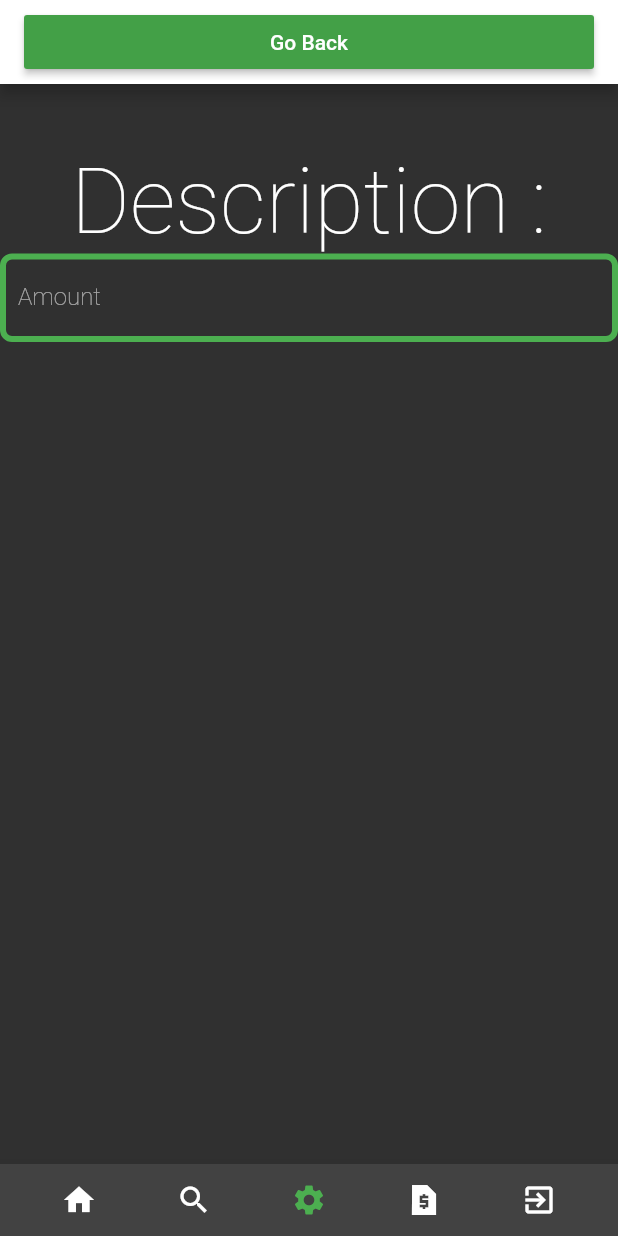
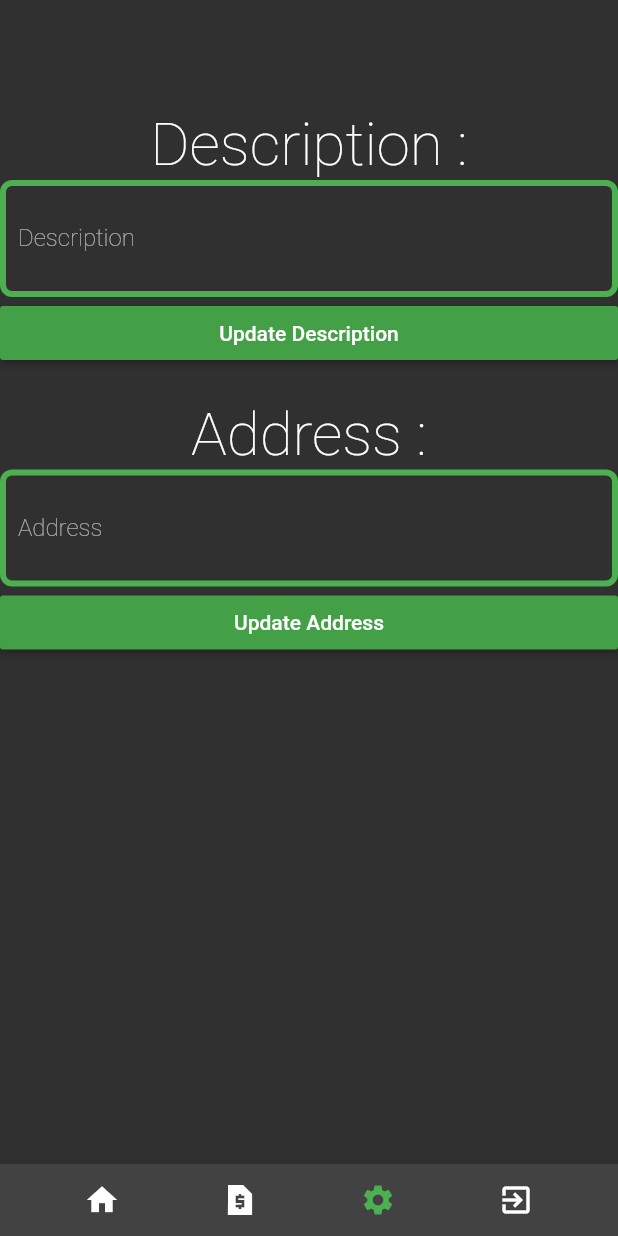
Before and after one commit to Atishays-Archive/NGO-Donor-Connect, a Flutter app: the MyNGO_Set screen opened directly, on a phone screen of 412 x 824 dp. Run offline on Flutter 3.47's test engine with Material 2 defaults, Android fonts, the phone set to English and light mode, and no system bars; our stand-ins replace firebase_auth, firebase_core, firebase_database, flutter_map, geolocator, latlong and 2 more; accounts and stored records are empty; Roboto replaces fonts that are missing (Merriweather).

Commit message:
Main Work

```diff
--- a/lib/NGO_Setup.dart
+++ b/lib/NGO_Setup.dart
@@ -1,12 +1,11 @@
 import 'package:firebase_auth/firebase_auth.dart';
 import 'package:flutter/material.dart';
 import 'package:flutter/services.dart';
-import 'package:geolocator/geolocator.dart';
-import 'package:ngo_donor_connect/Donor_Home.dart';
-import 'package:ngo_donor_connect/MainPage.dart';
+import 'package:ngo_donor_connect/NGO_Home.dart';
 import 'package:ngo_donor_connect/SignIn.dart';
-import 'package:ngo_donor_connect/StatementDonor.dart';
 import 'package:shared_preferences/shared_preferences.dart';
+
+import 'StatementNGO.dart';
 
 class MyNGO_Set extends StatefulWidget {
   MyNGO_Set({Key key}) : super(key: key);
@@ -36,37 +35,12 @@ class _MyNGO_Set extends State<MyNGO_Set> {
   @override
   Widget build(BuildContext context) {
     return new Scaffold(
-      appBar: new AppBar(
-        backgroundColor: Colors.white,
-        title: new Column(
-            mainAxisAlignment: MainAxisAlignment.center,
-            mainAxisSize: MainAxisSize.min,
-            crossAxisAlignment: CrossAxisAlignment.stretch,
-            children: <Widget>[
-              new RaisedButton(
-                child: new Text("Go Back"),
-                onPressed: () async {
-                  var mypos = await Geolocator.getCurrentPosition(
-                      desiredAccuracy: LocationAccuracy.high);
-                  Navigator.push(
-                    context,
-                    MaterialPageRoute(
-                        builder: (context) => MyMainPage(
-                              lat: mypos.latitude,
-                              long: mypos.longitude,
-                            )),
-                  );
-                },
-              ),
-            ]),
-        automaticallyImplyLeading: false,
-      ),
       body: new Column(
           mainAxisAlignment: MainAxisAlignment.center,
           mainAxisSize: MainAxisSize.min,
           crossAxisAlignment: CrossAxisAlignment.stretch,
           children: <Widget>[
-            Padding(padding: EdgeInsets.only(top: 20.0)),
+            Padding(padding: EdgeInsets.only(top: 50.0)),
             new Text(
               err,
               textAlign: TextAlign.center,
@@ -80,7 +54,7 @@ class _MyNGO_Set extends State<MyNGO_Set> {
               "Description :",
               textAlign: TextAlign.center,
               style: new TextStyle(
-                  fontSize: 60,
+                  fontSize: 40,
                   fontWeight: FontWeight.w200,
                   fontFamily: "Roboto"),
             ),
@@ -91,16 +65,17 @@ class _MyNGO_Set extends State<MyNGO_Set> {
                 }
                 return null;
               },
-              keyboardType: TextInputType.number,
-              inputFormatters: [WhitelistingTextInputFormatter.digitsOnly],
+              keyboardType: TextInputType.multiline,
+              minLines: 2,
+              maxLines: 2,
               controller: _id,
               style: new TextStyle(
                   color: const Color(0xFFffffff),
                   fontWeight: FontWeight.w200,
                   fontFamily: "Roboto"),
               decoration: new InputDecoration(
-                hintText: "Amount to Donate?",
-                labelText: "Amount",
+                hintText: "Description",
+                labelText: "Description",
                 enabledBorder: OutlineInputBorder(
                     borderRadius: BorderRadius.all(Radius.circular(8)),
                     borderSide: BorderSide(width: 4, color: Colors.green)),
@@ -111,6 +86,56 @@ class _MyNGO_Set extends State<MyNGO_Set> {
                     borderRadius: BorderRadius.all(Radius.circular(8)),
                     borderSide: BorderSide(width: 4, color: Colors.white)),
               ),
+            ),
+            new RaisedButton(
+              onPressed: () {
+                print("hello");
+              },
+              child: new Text("Update Description"),
+            ),
+            Padding(padding: EdgeInsets.only(top: 20.0)),
+            new Text(
+              "Address :",
+              textAlign: TextAlign.center,
+              style: new TextStyle(
+                  fontSize: 40,
+                  fontWeight: FontWeight.w200,
+                  fontFamily: "Roboto"),
+            ),
+            new TextFormField(
+              validator: (value) {
+                if (value.isEmpty) {
+                  return 'Please enter some text';
+                }
+                return null;
+              },
+              keyboardType: TextInputType.multiline,
+              minLines: 2,
+              maxLines: 2,
+              controller: _id,
+              style: new TextStyle(
+                  color: const Color(0xFFffffff),
+                  fontWeight: FontWeight.w200,
+                  fontFamily: "Roboto"),
+              decoration: new InputDecoration(
+                hintText: "Address",
+                labelText: "Address",
+                enabledBorder: OutlineInputBorder(
+                    borderRadius: BorderRadius.all(Radius.circular(8)),
+                    borderSide: BorderSide(width: 4, color: Colors.green)),
+                errorBorder: OutlineInputBorder(
+                    borderRadius: BorderRadius.all(Radius.circular(8)),
+                    borderSide: BorderSide(width: 4, color: Colors.red)),
+                border: OutlineInputBorder(
+                    borderRadius: BorderRadius.all(Radius.circular(8)),
+                    borderSide: BorderSide(width: 4, color: Colors.white)),
+              ),
+            ),
+            new RaisedButton(
+              onPressed: () {
+                print("hello");
+              },
+              child: new Text("Update Address"),
             ),
           ]),
       bottomNavigationBar: BottomAppBar(
@@ -124,23 +149,17 @@ class _MyNGO_Set extends State<MyNGO_Set> {
               onPressed: () {
                 Navigator.push(
                   context,
-                  MaterialPageRoute(builder: (context) => MyDonorH()),
+                  MaterialPageRoute(builder: (context) => MyNGOh()),
                 );
               },
             ),
             IconButton(
-              icon: Icon(Icons.search),
+              icon: Icon(Icons.request_page_sharp),
               disabledColor: Colors.green,
-              onPressed: () async {
-                var mypos = await Geolocator.getCurrentPosition(
-                    desiredAccuracy: LocationAccuracy.high);
+              onPressed: () {
                 Navigator.push(
                   context,
-                  MaterialPageRoute(
-                      builder: (context) => MyMainPage(
-                            lat: mypos.latitude,
-                            long: mypos.longitude,
-                          )),
+                  MaterialPageRoute(builder: (context) => MyNGOStatement()),
                 );
               },
             ),
@@ -148,17 +167,6 @@ class _MyNGO_Set extends State<MyNGO_Set> {
               icon: Icon(Icons.settings),
               disabledColor: Colors.green,
               onPressed: null,
-            ),
-            IconButton(
-              icon: Icon(Icons.request_page_sharp),
-              onPressed: () async {
-                FirebaseAuth.instance.signOut().then((value) {
-                  Navigator.push(
-                    context,
-                    MaterialPageRoute(builder: (context) => MyDStatement()),
-                  );
-                });
-              },
             ),
             IconButton(
               icon: Icon(Icons.exit_to_app),
```
